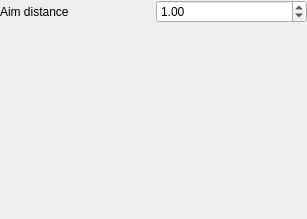
Above: modules/limbQuadrupped/limbQuadrupped_widget.ui from PavelCrow/RigStudio3 before the change. Below: the same form after it.
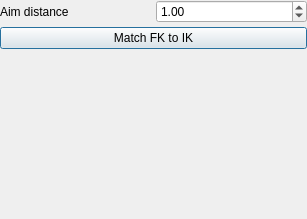
That is the form after the change.

What changed in the file:
```diff
--- a/modules/limbQuadrupped/limbQuadrupped_widget.ui
+++ b/modules/limbQuadrupped/limbQuadrupped_widget.ui
@@ -53,6 +53,13 @@
      </item>
     </layout>
    </item>
+   <item>
+    <widget class="QPushButton" name="matchFkToIK">
+     <property name="text">
+      <string>Match FK to IK</string>
+     </property>
+    </widget>
+   </item>
    <item>
     <widget class="QFrame" name="delete_frame">
      <property name="frameShape">
```
